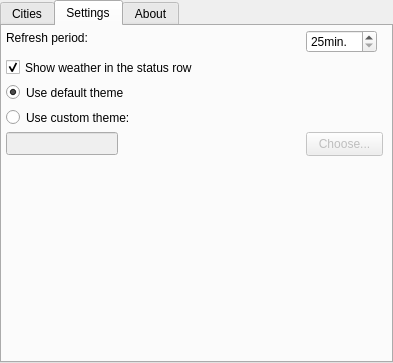
euroelessar/qutim, file plugins/weather/src/wsettings.ui: the form before one commit.
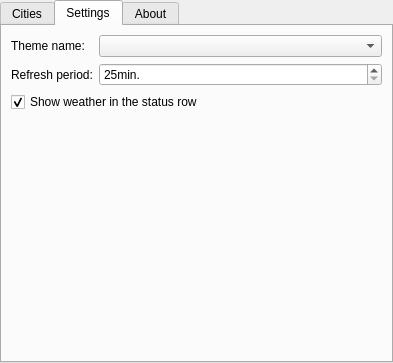
The form after the commit. The open tabs and pages were chosen to show the change. Icons and pictures are not drawn.

What changed in the file:
```diff
--- a/plugins/weather/src/wsettings.ui
+++ b/plugins/weather/src/wsettings.ui
@@ -57,28 +57,26 @@
       <attribute name="title">
        <string>Settings</string>
       </attribute>
-      <widget class="QLabel" name="intervalLabel">
-       <property name="geometry">
-        <rect>
-         <x>4</x>
-         <y>4</y>
-         <width>87</width>
-         <height>16</height>
-        </rect>
-       </property>
+      <layout class="QFormLayout" name="formLayout">
+       <item row="0" column="0">
+        <widget class="QLabel" name="label">
        <property name="text">
-        <string>Refresh period:</string>
-       </property>
-      </widget>
+          <string>Theme name:</string>
+         </property>
+        </widget>
+       </item>
+       <item row="0" column="1">
+        <widget class="QComboBox" name="themeNameBox">
+         <property name="sizePolicy">
+          <sizepolicy hsizetype="MinimumExpanding" vsizetype="Fixed">
+           <horstretch>0</horstretch>
+           <verstretch>0</verstretch>
+          </sizepolicy>
+         </property>
+        </widget>
+       </item>
+       <item row="1" column="1">
       <widget class="QSpinBox" name="intervalBox">
-       <property name="geometry">
-        <rect>
-         <x>304</x>
-         <y>4</y>
-         <width>71</width>
-         <height>23</height>
-        </rect>
-       </property>
        <property name="suffix">
         <string>min.</string>
        </property>
@@ -89,15 +87,16 @@
         <number>3600</number>
        </property>
       </widget>
+       </item>
+       <item row="1" column="0">
+        <widget class="QLabel" name="intervalLabel">
+         <property name="text">
+          <string>Refresh period:</string>
+         </property>
+        </widget>
+       </item>
+       <item row="2" column="0" colspan="2">
       <widget class="QCheckBox" name="showStatusBox">
-       <property name="geometry">
-        <rect>
-         <x>4</x>
-         <y>31</y>
-         <width>205</width>
-         <height>21</height>
-        </rect>
-       </property>
        <property name="text">
         <string>Show weather in the status row</string>
        </property>
@@ -105,64 +104,8 @@
         <bool>true</bool>
        </property>
       </widget>
-      <widget class="QRadioButton" name="useDefaultTheme">
-       <property name="geometry">
-        <rect>
-         <x>4</x>
-         <y>56</y>
-         <width>131</width>
-         <height>21</height>
-        </rect>
-       </property>
-       <property name="text">
-        <string>Use default theme</string>
-       </property>
-       <property name="checked">
-        <bool>true</bool>
-       </property>
-      </widget>
-      <widget class="QRadioButton" name="useCustomTheme">
-       <property name="geometry">
-        <rect>
-         <x>4</x>
-         <y>81</y>
-         <width>137</width>
-         <height>21</height>
-        </rect>
-       </property>
-       <property name="text">
-        <string>Use custom theme:</string>
-       </property>
-      </widget>
-      <widget class="QLineEdit" name="themePath">
-       <property name="enabled">
-        <bool>false</bool>
-       </property>
-       <property name="geometry">
-        <rect>
-         <x>4</x>
-         <y>106</y>
-         <width>112</width>
-         <height>23</height>
-        </rect>
-       </property>
-      </widget>
-      <widget class="QPushButton" name="chooseButton">
-       <property name="enabled">
-        <bool>false</bool>
-       </property>
-       <property name="geometry">
-        <rect>
-         <x>304</x>
-         <y>106</y>
-         <width>77</width>
-         <height>24</height>
-        </rect>
-       </property>
-       <property name="text">
-        <string>Choose...</string>
-       </property>
-      </widget>
+       </item>
+      </layout>
      </widget>
      <widget class="QWidget" name="aboutTab">
       <attribute name="title">
```
Left out of the diff: 35 changed lines with no effect on the pictures. Lines whose indentation alone changed are shown as unchanged.
